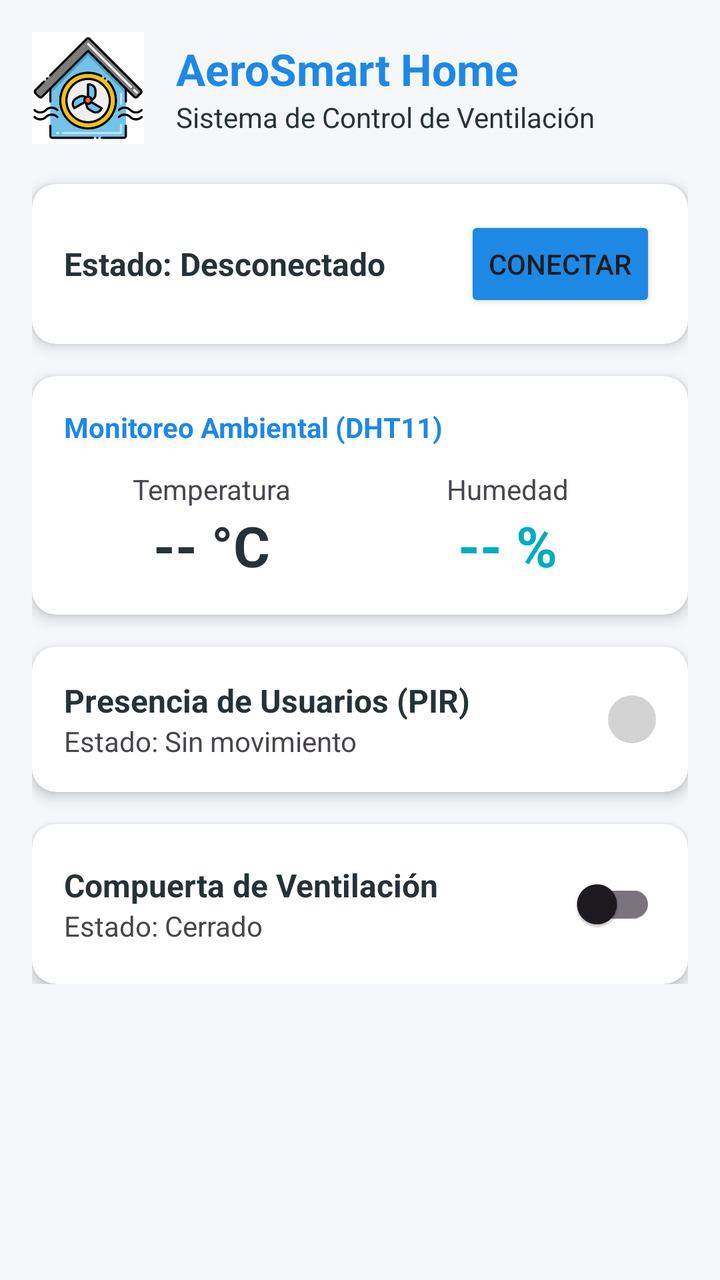
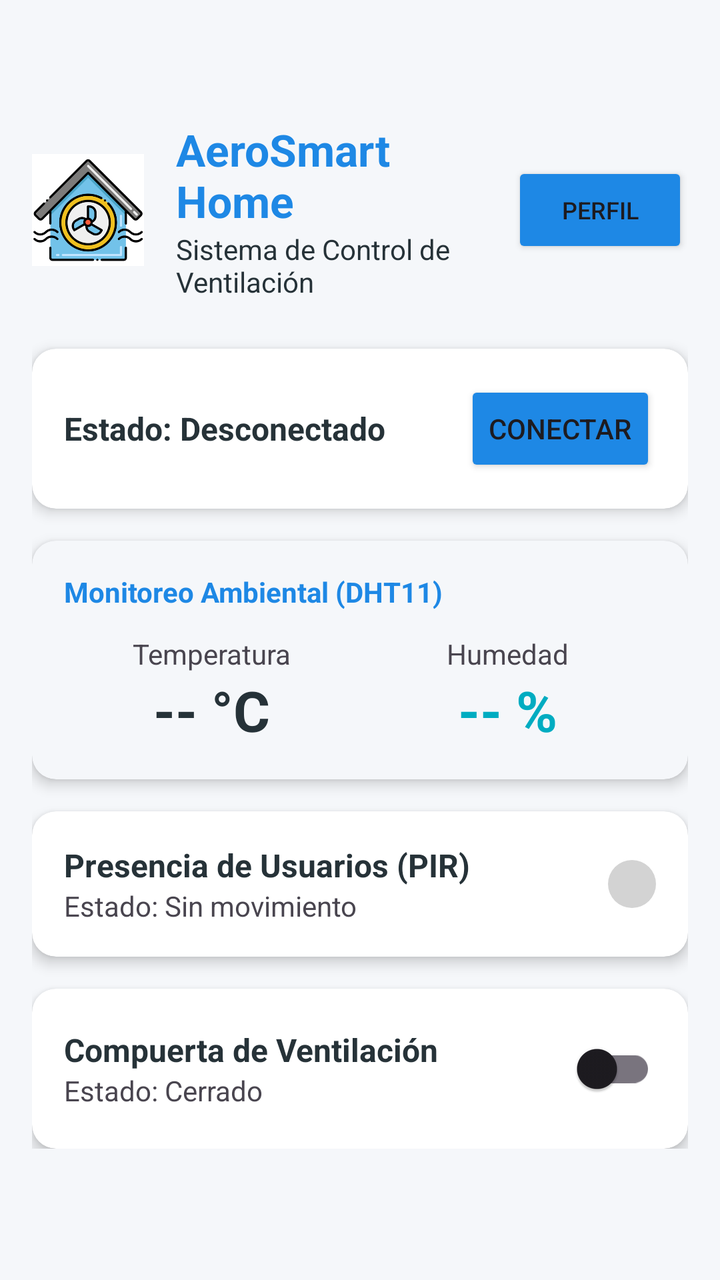

Two renders of the same Android screen: before a commit and after it. Below are the layout's source before the change and the commit's diff.
<!-- AndroidManifest.xml: application theme Theme.VentiladorAmbiental -->
<!-- res/layout/activity_main.xml -->
<?xml version="1.0" encoding="utf-8"?>
<ScrollView xmlns:android="http://schemas.android.com/apk/res/android"
    xmlns:app="http://schemas.android.com/apk/res-auto"
    xmlns:tools="http://schemas.android.com/tools"
    android:layout_width="match_parent"
    android:layout_height="match_parent"
    android:background="@color/background"
    android:padding="16dp"
    tools:context=".MainActivity">

    <androidx.constraintlayout.widget.ConstraintLayout
        android:id="@+id/main"
        android:layout_width="match_parent"
        android:layout_height="wrap_content">

        
        <LinearLayout
            android:id="@+id/headerLayout"
            android:layout_width="match_parent"
            android:layout_height="wrap_content"
            android:orientation="horizontal"
            android:gravity="center_vertical"
            android:paddingBottom="8dp"
            app:layout_constraintTop_toTopOf="parent">

            <ImageView
                android:id="@+id/imgLogo"
                android:layout_width="56dp"
                android:layout_height="56dp"
                android:contentDescription="@string/app_name"
                android:src="@drawable/logo_ventilador" />

            <LinearLayout
                android:layout_width="wrap_content"
                android:layout_height="wrap_content"
                android:orientation="vertical"
                android:layout_marginStart="16dp">

                <TextView
                    android:layout_width="wrap_content"
                    android:layout_height="wrap_content"
                    android:text="@string/app_name"
                    android:textColor="@color/primary"
                    android:textSize="22sp"
                    android:textStyle="bold" />

                <TextView
                    android:layout_width="wrap_content"
                    android:layout_height="wrap_content"
                    android:text="@string/app_subtitle"
                    android:textColor="@color/text_dark"
                    android:textSize="14sp" />
            </LinearLayout>
        </LinearLayout>

        
        <androidx.cardview.widget.CardView
            android:id="@+id/cardConnection"
            android:layout_width="match_parent"
            android:layout_height="wrap_content"
            android:layout_marginTop="12dp"
            app:cardBackgroundColor="@color/card_bg"
            app:cardCornerRadius="12dp"
            app:cardElevation="4dp"
            app:layout_constraintTop_toBottomOf="@id/headerLayout">

            <LinearLayout
                android:layout_width="match_parent"
                android:layout_height="wrap_content"
                android:orientation="horizontal"
                android:padding="16dp"
                android:gravity="center_vertical">

                <TextView
                    android:id="@+id/txtStatus"
                    android:layout_width="0dp"
                    android:layout_height="wrap_content"
                    android:layout_weight="1"
                    android:text="@string/status_disconnected"
                    android:textColor="@color/text_dark"
                    android:textStyle="bold"
                    android:textSize="16sp"/>

                <Button
                    android:id="@+id/btnConnect"
                    android:layout_width="wrap_content"
                    android:layout_height="wrap_content"
                    android:backgroundTint="@color/primary"
                    android:text="@string/connect" />
            </LinearLayout>
        </androidx.cardview.widget.CardView>

        
        <androidx.cardview.widget.CardView
            android:id="@+id/cardDHT11"
            android:layout_width="match_parent"
            android:layout_height="wrap_content"
            android:layout_marginTop="16dp"
            app:cardBackgroundColor="@color/card_bg"
            app:cardCornerRadius="12dp"
            app:cardElevation="4dp"
            app:layout_constraintTop_toBottomOf="@id/cardConnection">

            <LinearLayout
                android:layout_width="match_parent"
                android:layout_height="wrap_content"
                android:orientation="vertical"
                android:padding="16dp">

                <TextView
                    android:layout_width="wrap_content"
                    android:layout_height="wrap_content"
                    android:text="@string/environmental_monitoring"
                    android:textSize="14sp"
                    android:textColor="@color/primary"
                    android:textStyle="bold"/>

                <LinearLayout
                    android:layout_width="match_parent"
                    android:layout_height="wrap_content"
                    android:orientation="horizontal"
                    android:baselineAligned="false"
                    android:layout_marginTop="12dp">

                    <LinearLayout
                        android:layout_width="0dp"
                        android:layout_height="wrap_content"
                        android:layout_weight="1"
                        android:orientation="vertical"
                        android:gravity="center">
                        <TextView
                            android:layout_width="wrap_content"
                            android:layout_height="wrap_content"
                            android:text="@string/temperature"
                            android:textSize="14sp"/>
                        <TextView
                            android:id="@+id/txtTemperature"
                            android:layout_width="wrap_content"
                            android:layout_height="wrap_content"
                            android:text="@string/default_temperature"
                            android:textColor="@color/text_dark"
                            android:textSize="28sp"
                            android:textStyle="bold"/>
                    </LinearLayout>

                    <LinearLayout
                        android:layout_width="0dp"
                        android:layout_height="wrap_content"
                        android:layout_weight="1"
                        android:orientation="vertical"
                        android:gravity="center">
                        <TextView
                            android:layout_width="wrap_content"
                            android:layout_height="wrap_content"
                            android:text="@string/humidity"
                            android:textSize="14sp"/>
                        <TextView
                            android:id="@+id/txtHumidity"
                            android:layout_width="wrap_content"
                            android:layout_height="wrap_content"
                            android:text="@string/default_humidity"
                            android:textColor="@color/accent"
                            android:textSize="28sp"
                            android:textStyle="bold"/>
                    </LinearLayout>
                </LinearLayout>
            </LinearLayout>
        </androidx.cardview.widget.CardView>

        
        <androidx.cardview.widget.CardView
            android:id="@+id/cardPIR"
            android:layout_width="match_parent"
            android:layout_height="wrap_content"
            android:layout_marginTop="16dp"
            app:cardBackgroundColor="@color/card_bg"
            app:cardCornerRadius="12dp"
            app:cardElevation="4dp"
            app:layout_constraintTop_toBottomOf="@id/cardDHT11">

            <LinearLayout
                android:layout_width="match_parent"
                android:layout_height="wrap_content"
                android:orientation="horizontal"
                android:padding="16dp"
                android:gravity="center_vertical">

                <LinearLayout
                    android:layout_width="0dp"
                    android:layout_height="wrap_content"
                    android:layout_weight="1"
                    android:orientation="vertical">
                    <TextView
                        android:layout_width="wrap_content"
                        android:layout_height="wrap_content"
                        android:text="@string/user_presence"
                        android:textColor="@color/text_dark"
                        android:textStyle="bold"
                        android:textSize="16sp"/>
                    <TextView
                        android:id="@+id/txtPIRStatus"
                        android:layout_width="wrap_content"
                        android:layout_height="wrap_content"
                        android:text="@string/status_no_movement"
                        android:textSize="14sp"/>
                </LinearLayout>

                <View
                    android:id="@+id/viewLedPIR"
                    android:layout_width="24dp"
                    android:layout_height="24dp"
                    android:background="@drawable/circle_indicator" />
            </LinearLayout>
        </androidx.cardview.widget.CardView>

        
        <androidx.cardview.widget.CardView
            android:id="@+id/cardActuators"
            android:layout_width="match_parent"
            android:layout_height="wrap_content"
            android:layout_marginTop="16dp"
            app:cardBackgroundColor="@color/card_bg"
            app:cardCornerRadius="12dp"
            app:cardElevation="4dp"
            app:layout_constraintTop_toBottomOf="@id/cardPIR">

            <LinearLayout
                android:layout_width="match_parent"
                android:layout_height="wrap_content"
                android:orientation="horizontal"
                android:padding="16dp"
                android:gravity="center_vertical">

                <LinearLayout
                    android:layout_width="0dp"
                    android:layout_height="wrap_content"
                    android:layout_weight="1"
                    android:orientation="vertical">
                    <TextView
                        android:layout_width="wrap_content"
                        android:layout_height="wrap_content"
                        android:text="@string/ventilation_hatch"
                        android:textColor="@color/text_dark"
                        android:textStyle="bold"
                        android:textSize="16sp"/>
                    <TextView
                        android:id="@+id/txtServoStatus"
                        android:layout_width="wrap_content"
                        android:layout_height="wrap_content"
                        android:text="@string/status_closed"
                        android:textSize="14sp"/>
                </LinearLayout>

                <com.google.android.material.switchmaterial.SwitchMaterial
                    android:id="@+id/switchVentilation"
                    android:layout_width="wrap_content"
                    android:layout_height="wrap_content" />
            </LinearLayout>
        </androidx.cardview.widget.CardView>

    </androidx.constraintlayout.widget.ConstraintLayout>
</ScrollView>
<!-- resources referenced by this layout -->
<resources>
  <color name="accent">#00ACC1</color>
  <color name="background">#F5F7FA</color>
  <color name="card_bg">#FFFFFF</color>
  <color name="primary">#1E88E5</color>
  <color name="text_dark">#263238</color>
  <!-- drawable circle_indicator (drawable) -->
  <?xml version="1.0" encoding="utf-8"?>
  <shape xmlns:android="http://schemas.android.com/apk/res/android"
      android:shape="oval">
      <solid android:color="#D3D3D3"/>
      <size android:width="24dp" android:height="24dp"/>
  </shape>
  <!-- drawable logo_ventilador: png bitmap (drawable, 82307 bytes) -->
  <string name="app_name">AeroSmart Home</string>
  <string name="app_subtitle">Sistema de Control de Ventilación</string>
  <string name="connect">Conectar</string>
  <string name="default_humidity">-- %</string>
  <string name="default_temperature">-- °C</string>
  <string name="environmental_monitoring">Monitoreo Ambiental (DHT11)</string>
  <string name="humidity">Humedad</string>
  <string name="status_closed">Estado: Cerrado</string>
  <string name="status_disconnected">Estado: Desconectado</string>
  <string name="status_no_movement">Estado: Sin movimiento</string>
  <string name="temperature">Temperatura</string>
  <string name="user_presence">Presencia de Usuarios (PIR)</string>
  <string name="ventilation_hatch">Compuerta de Ventilación</string>
  <style name="Theme.VentiladorAmbiental" parent="Base.Theme.VentiladorAmbiental" />
  <style name="Base.Theme.VentiladorAmbiental" parent="Theme.Material3.DayNight.NoActionBar">
          
          
      </style>
</resources>

<!-- the commit's change to res/layout/activity_main.xml (unified diff, before → after) -->
@@ -6,6 +6,7 @@
     android:layout_height="match_parent"
     android:background="@color/background"
     android:padding="16dp"
+    android:paddingTop="28dp"
     tools:context=".MainActivity">
 
     <androidx.constraintlayout.widget.ConstraintLayout
@@ -18,8 +19,9 @@
             android:id="@+id/headerLayout"
             android:layout_width="match_parent"
             android:layout_height="wrap_content"
+            android:layout_marginTop="44dp"
+            android:gravity="center_vertical"
             android:orientation="horizontal"
-            android:gravity="center_vertical"
             android:paddingBottom="8dp"
             app:layout_constraintTop_toTopOf="parent">
 
@@ -31,10 +33,11 @@
                 android:src="@drawable/logo_ventilador" />
 
             <LinearLayout
-                android:layout_width="wrap_content"
-                android:layout_height="wrap_content"
-                android:orientation="vertical"
-                android:layout_marginStart="16dp">
+                android:layout_width="0dp"
+                android:layout_height="wrap_content"
+                android:layout_weight="1"
+                android:layout_marginStart="16dp"
+                android:orientation="vertical">
 
                 <TextView
                     android:layout_width="wrap_content"
@@ -51,6 +54,15 @@
                     android:textColor="@color/text_dark"
                     android:textSize="14sp" />
             </LinearLayout>
+
+            <Button
+                android:id="@+id/btnProfile"
+                android:layout_width="wrap_content"
+                android:layout_height="wrap_content"
+                android:backgroundTint="@color/primary"
+                android:text="Perfil"
+                android:textSize="12sp"
+                app:cornerRadius="8dp" />
         </LinearLayout>
 
         
@@ -58,7 +70,7 @@
             android:id="@+id/cardConnection"
             android:layout_width="match_parent"
             android:layout_height="wrap_content"
-            android:layout_marginTop="12dp"
+            android:layout_marginTop="16dp"
             app:cardBackgroundColor="@color/card_bg"
             app:cardCornerRadius="12dp"
             app:cardElevation="4dp"
@@ -96,7 +108,7 @@
             android:layout_width="match_parent"
             android:layout_height="wrap_content"
             android:layout_marginTop="16dp"
-            app:cardBackgroundColor="@color/card_bg"
+            app:cardBackgroundColor="@color/background"
             app:cardCornerRadius="12dp"
             app:cardElevation="4dp"
             app:layout_constraintTop_toBottomOf="@id/cardConnection">
@@ -111,9 +123,9 @@
                     android:layout_width="wrap_content"
                     android:layout_height="wrap_content"
                     android:text="@string/environmental_monitoring"
+                    android:textColor="@color/primary"
                     android:textSize="14sp"
-                    android:textColor="@color/primary"
-                    android:textStyle="bold"/>
+                    android:textStyle="bold" />
 
                 <LinearLayout
                     android:layout_width="match_parent"
@@ -219,6 +231,7 @@
             android:layout_width="match_parent"
             android:layout_height="wrap_content"
             android:layout_marginTop="16dp"
+            android:layout_marginBottom="24dp"
             app:cardBackgroundColor="@color/card_bg"
             app:cardCornerRadius="12dp"
             app:cardElevation="4dp"
@@ -227,28 +240,30 @@
             <LinearLayout
                 android:layout_width="match_parent"
                 android:layout_height="wrap_content"
+                android:gravity="center_vertical"
                 android:orientation="horizontal"
-                android:padding="16dp"
-                android:gravity="center_vertical">
+                android:padding="16dp">
 
                 <LinearLayout
                     android:layout_width="0dp"
                     android:layout_height="wrap_content"
                     android:layout_weight="1"
                     android:orientation="vertical">
+
                     <TextView
                         android:layout_width="wrap_content"
                         android:layout_height="wrap_content"
                         android:text="@string/ventilation_hatch"
                         android:textColor="@color/text_dark"
-                        android:textStyle="bold"
-                        android:textSize="16sp"/>
+                        android:textSize="16sp"
+                        android:textStyle="bold" />
+
                     <TextView
                         android:id="@+id/txtServoStatus"
                         android:layout_width="wrap_content"
                         android:layout_height="wrap_content"
                         android:text="@string/status_closed"
-                        android:textSize="14sp"/>
+                        android:textSize="14sp" />
                 </LinearLayout>
 
                 <com.google.android.material.switchmaterial.SwitchMaterial
<!-- resource entries referenced after the edit -->
@@ -27,9 +27,7 @@
   <string name="user_presence">Presencia de Usuarios (PIR)</string>
   <string name="ventilation_hatch">Compuerta de Ventilación</string>
   <style name="Theme.VentiladorAmbiental" parent="Base.Theme.VentiladorAmbiental" />
-  <style name="Base.Theme.VentiladorAmbiental" parent="Theme.Material3.DayNight.NoActionBar">
-          
-          
+  <style name="Base.Theme.VentiladorAmbiental" parent="Theme.Material3.Light.NoActionBar">
       </style>
 </resources>
 
